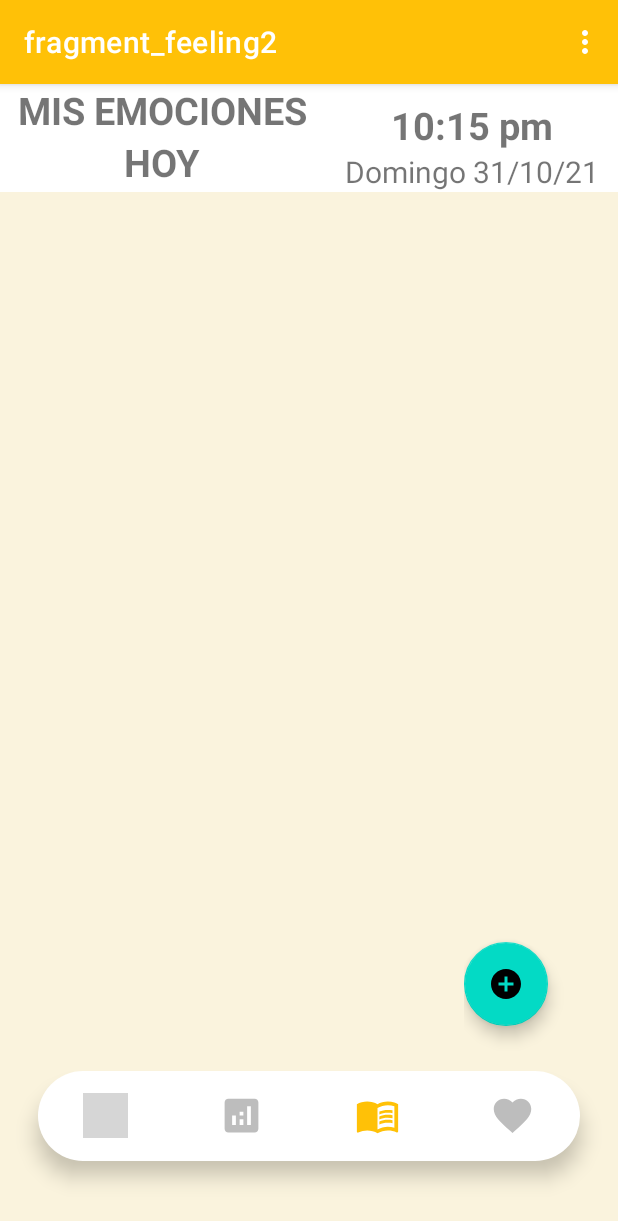
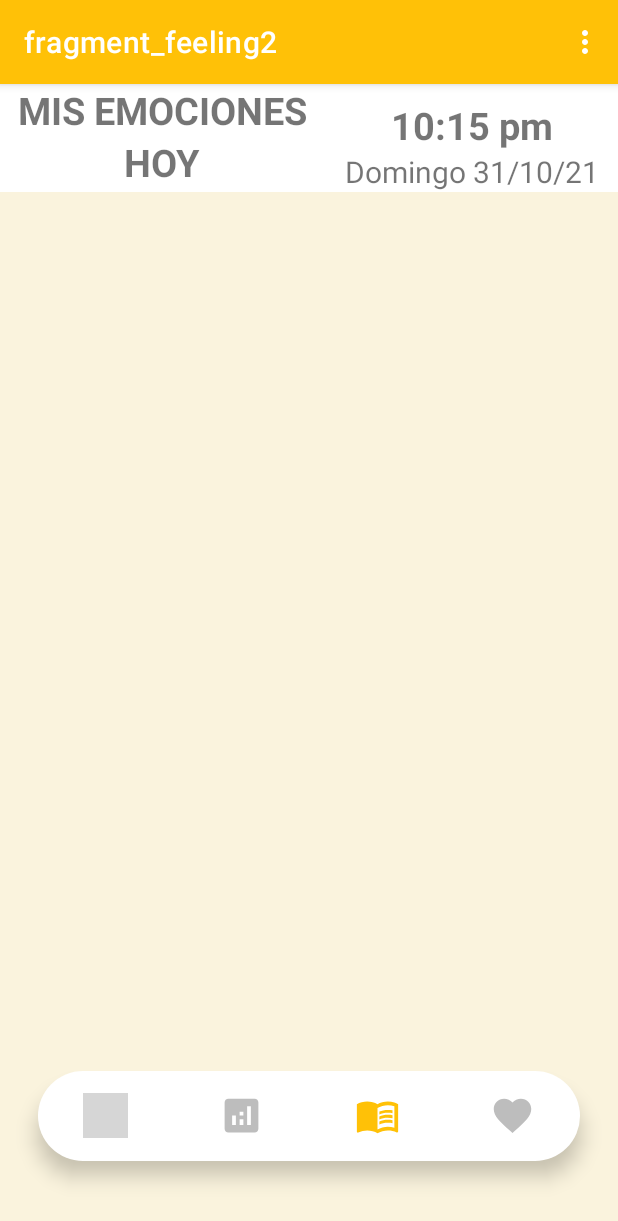
Before and after one commit to EgoPro1/WeCare, an Android app: the FeelingFragment screen opened through its navigation route, on a phone screen of 412 x 824 dp. Shown: the top 1221 px of the screen. Run offline under Robolectric (Android 15) with nearby library versions, the phone set to English and light mode, and no system bars; our stand-ins replace navigation-ui; grey boxes are pictures that could not be loaded.

Commit message:
semana 11

```diff
--- a/app/src/main/res/layout/activity_register_event.xml
+++ b/app/src/main/res/layout/activity_register_event.xml
@@ -101,7 +101,7 @@
                 app:layout_constraintEnd_toEndOf="parent"
                 app:layout_constraintHorizontal_bias="1.0"
                 app:layout_constraintStart_toStartOf="parent"
-                app:layout_constraintTop_toBottomOf=""
+
                 app:layout_constraintTop_toTopOf="parent" />
 
             <EditText
@@ -138,7 +138,7 @@
                 app:layout_constraintEnd_toEndOf="parent"
                 app:layout_constraintHorizontal_bias="1.0"
                 app:layout_constraintStart_toStartOf="parent"
-                app:layout_constraintTop_toBottomOf=""
+
                 app:layout_constraintTop_toTopOf="parent" />
 
             <EditText
--- a/app/src/main/res/layout/fragment_feeling2.xml
+++ b/app/src/main/res/layout/fragment_feeling2.xml
@@ -6,7 +6,7 @@
     android:layout_height="match_parent"
     tools:context=".FeelingFragment">
 
-    <?xml version="1.0" encoding="utf-8"?>
+
     <LinearLayout
         android:layout_width="match_parent"
         android:layout_height="match_parent"
@@ -126,16 +126,7 @@
                     android:layout_width="match_parent"
                     android:layout_height="match_parent"
                     android:layout_weight="1"
-                    android:orientation="vertical">
-
-                    <com.google.android.material.floatingactionbutton.FloatingActionButton
-                        android:id="@+id/floatingActionButton"
-                        android:layout_width="match_parent"
-                        android:layout_marginTop="500dp"
-                        android:layout_height="wrap_content"
-                        android:clickable="true"
-                        android:src="@drawable/ic_baseline_add_circle_24" />
-                </LinearLayout>
+                    android:orientation="vertical"/>
 
             </LinearLayout>
 
```
